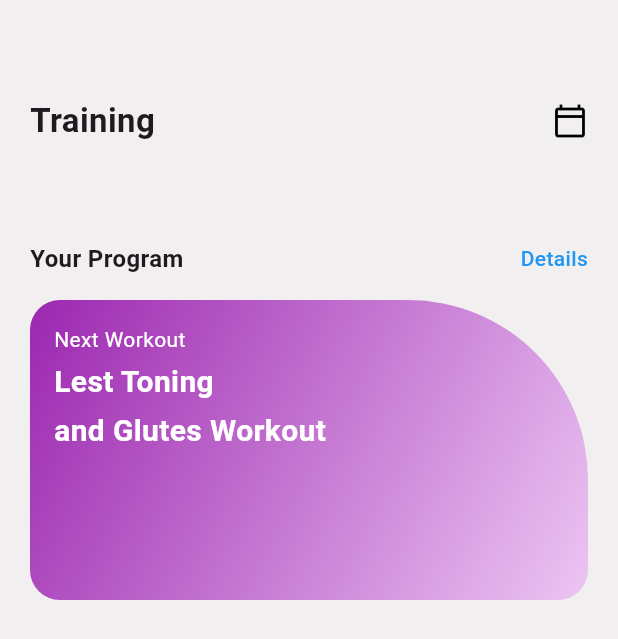
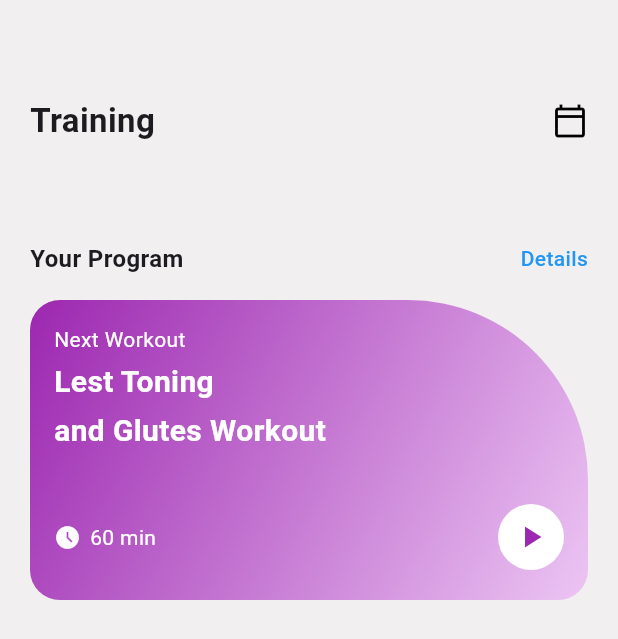
Before and after one commit to Sartika5126/latihan_flutter, a Flutter app: the screen it shows after launch, on a phone screen of 412 x 824 dp. Shown: the top 639 px of the screen. Run offline on Flutter 3.47's test engine with Material 3 defaults, Android fonts, the phone set to English and light mode, and no system bars; missing offline and left inert: dart:ui_web.

Commit message:
15 menit pertama dirumah

```diff
--- a/lib/main.dart
+++ b/lib/main.dart
@@ -1,8 +1,8 @@
 import 'package:flutter/material.dart';
-import 'package:latihan_flutter/latihan/pages/page_2.dart';
+//import 'package:latihan_flutter/latihan/pages/page_2.dart';
 //import 'package:latihan_flutter/latihan/latihan_layout2.dart';
 //import 'package:latihan_flutter/latihan/pages/page_1.dart';
-import 'package:latihan_flutter/latihan/pages/page_1.dart';
+//import 'package:latihan_flutter/latihan/pages/page_1.dart';
 import 'package:latihan_flutter/tugas/quiz.dart';
 //import 'package:latihan_flutter/latihan/ekspanded.dart';
 //import 'package:latihan_flutter/latihan/gambar.dart';
--- a/lib/tugas/quiz.dart
+++ b/lib/tugas/quiz.dart
@@ -99,9 +99,47 @@ class Quiz extends StatelessWidget {
                             fontSize: 20,
                             fontWeight: FontWeight.bold,
                           ),
-                        )
+                        ),
                       ],
-                    ),)
+                    ),
+                  ),
+                  Align(
+                    alignment: AlignmentGeometry.bottomCenter,
+                    child: Padding(
+                      padding: const EdgeInsets.symmetric(horizontal: 16.0, vertical: 20.0),
+                      child: Row(
+                        mainAxisAlignment: MainAxisAlignment.spaceBetween,
+                        children: [
+                          Row(
+                            children: const [
+                              Icon(Icons.access_time_filled,
+                              color: Colors.white,
+                              size: 18),
+                              SizedBox(width: 6),
+                              Text(
+                                "60 min",
+                                style: TextStyle(
+                                  color: Colors.white,
+                                  fontSize: 14
+                                ),
+                              ),
+                            ],
+                          ),
+                          Container(
+                            width: 44,
+                            height: 44,
+                            decoration: const BoxDecoration(
+                              color: Colors.white,
+                              borderRadius: BorderRadius.all(Radius.circular(100)),
+                            ),
+                            child: const Icon(Icons.play_arrow,
+                                      color: Colors.purple
+                                  ),
+                          )
+                        ],
+                      ),
+                    ),
+                  )
                 ],
               ),
             ),
```
